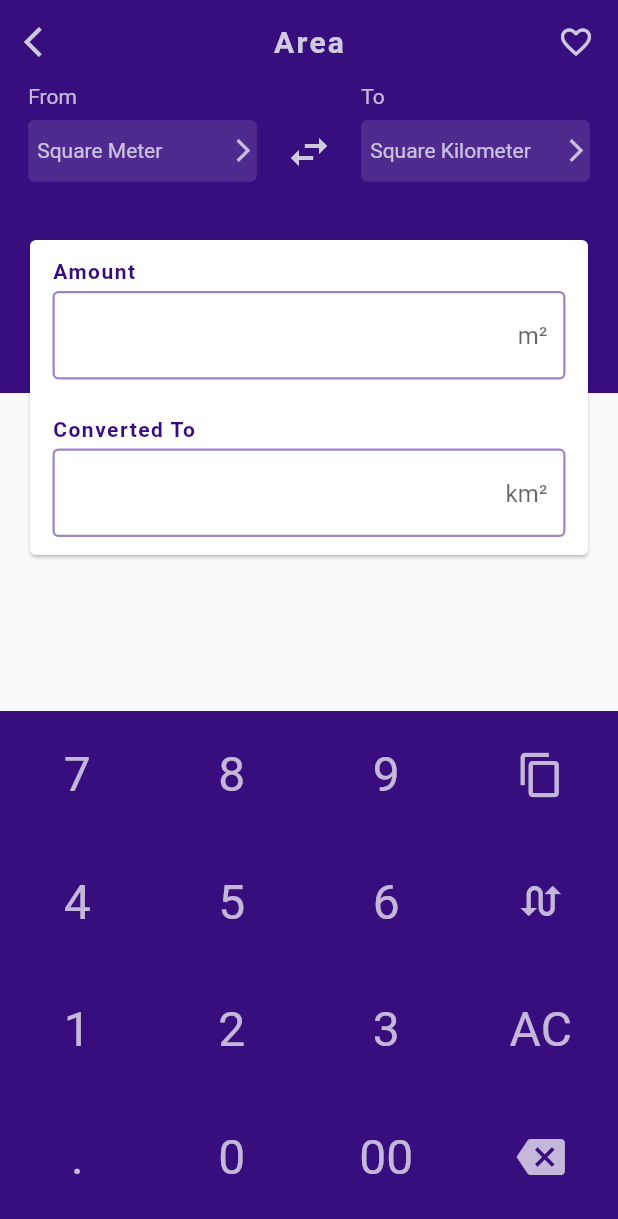
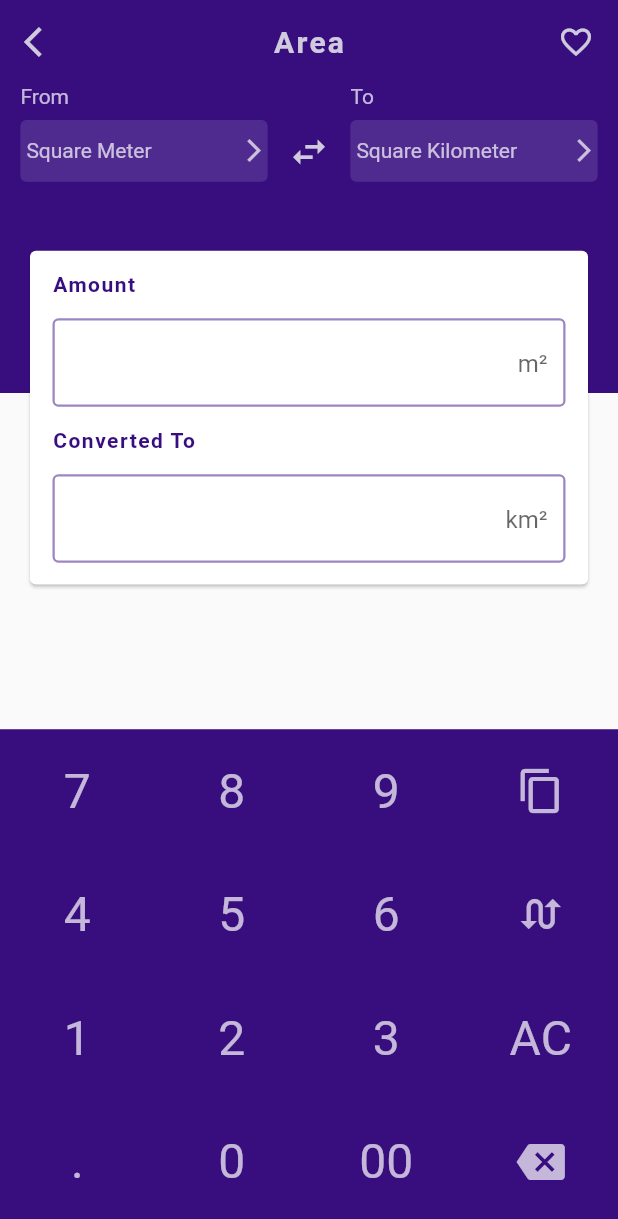
Before and after one commit to mishmash-labs/konvertr-free, a Flutter app: the screen it shows after launch, after a tap on "Area", on a phone screen of 412 x 824 dp. Shown: the top 1219 px of the screen. Run offline on Flutter 3.47's test engine with Material 2 defaults, Android fonts, the phone set to English and light mode, and no system bars; our stand-ins replace get, google_fonts.

Commit message:
added get library

```diff
--- a/lib/components/category_card.dart
+++ b/lib/components/category_card.dart
@@ -1,4 +1,5 @@
 import 'package:flutter/material.dart';
+import 'package:get/get.dart';
 import 'package:google_fonts/google_fonts.dart';
 import 'package:provider/provider.dart';
 
@@ -36,8 +37,8 @@ class CategoryCard extends StatelessWidget {
             Image.asset(
               "assets/icons/${convCategory.name}.png",
               color: quaternaryColor,
-              height: 0.06 * MediaQuery.of(context).size.height,
-              width: 0.06 * MediaQuery.of(context).size.height,
+              height: 0.06 * Get.height,
+              width: 0.06 * Get.height,
             ),
             Text(
               convCategory.name,
--- a/lib/components/converter_numpad.dart
+++ b/lib/components/converter_numpad.dart
@@ -1,4 +1,5 @@
 import 'package:flutter/material.dart';
+import 'package:get/get.dart';
 import 'package:provider/provider.dart';
 
 import '../providers/converter_provider.dart';
@@ -34,7 +35,7 @@ class _ConverterKeypadState extends State<ConverterKeypad> {
             }
           },
           child: SizedBox(
-            height: 85,
+            height: 0.1 * Get.height,
             width: double.infinity,
             child: Center(
               child: Text(
@@ -56,7 +57,7 @@ class _ConverterKeypadState extends State<ConverterKeypad> {
             converterProvider.updateInputString(temp);
           },
           child: SizedBox(
-            height: 85,
+            height: 0.1 * Get.height,
             width: double.infinity,
             child: Center(
                 child: Icon(Icons.backspace, color: Colors.white70, size: 32)),
@@ -70,7 +71,7 @@ class _ConverterKeypadState extends State<ConverterKeypad> {
         child: InkWell(
           onTap: () {},
           child: SizedBox(
-            height: 85,
+            height: 0.1 * Get.height,
             width: double.infinity,
             child: Center(
                 child:
@@ -89,7 +90,7 @@ class _ConverterKeypadState extends State<ConverterKeypad> {
             converterProvider.updateFromUnit(tempTo);
           },
           child: SizedBox(
-            height: 85,
+            height: 0.1 * Get.height,
             width: double.infinity,
             child: Center(
                 child: Icon(Icons.swap_calls, color: Colors.white70, size: 32)),
@@ -105,7 +106,7 @@ class _ConverterKeypadState extends State<ConverterKeypad> {
             converterProvider.updateInputString("");
           },
           child: SizedBox(
-              height: 85,
+              height: 0.1 * Get.height,
               width: double.infinity,
               child: Center(
                 child: Text(
@@ -119,6 +120,7 @@ class _ConverterKeypadState extends State<ConverterKeypad> {
 
     return Container(
         color: primaryColor,
+        height: 0.41 * Get.height,
         child: Column(
           children: [
             Container(
--- a/lib/main.dart
+++ b/lib/main.dart
@@ -1,5 +1,6 @@
 import 'package:flutter/material.dart';
 import 'package:flutter/services.dart';
+import 'package:get/get.dart';
 import 'package:google_fonts/google_fonts.dart';
 import 'package:provider/provider.dart';
 
@@ -20,7 +21,7 @@ class KonvertrHome extends StatelessWidget {
         ChangeNotifierProvider(
             create: (context) => CategoriesProvider(), lazy: false),
       ],
-      child: MaterialApp(
+      child: GetMaterialApp(
         home: CategoriesScreen(),
         theme: ThemeData(
           textTheme: GoogleFonts.robotoTextTheme(
--- a/lib/screens/categories_screen.dart
+++ b/lib/screens/categories_screen.dart
@@ -1,4 +1,5 @@
 import 'package:flutter/material.dart';
+import 'package:get/get.dart';
 import 'package:google_fonts/google_fonts.dart';
 import 'package:provider/provider.dart';
 
@@ -31,7 +32,7 @@ class _CategoriesScreenState extends State<CategoriesScreen> {
 
     Widget _buildTopSection() {
       return Container(
-        height: 0.11 * MediaQuery.of(context).size.height,
+        height: 0.11 * Get.height,
         color: primaryColor,
         child: Column(
           children: [
--- a/lib/screens/converters/generic_screen.dart
+++ b/lib/screens/converters/generic_screen.dart
@@ -1,4 +1,5 @@
 import 'package:flutter/material.dart';
+import 'package:get/get.dart';
 import 'package:google_fonts/google_fonts.dart';
 import 'package:provider/provider.dart';
 
@@ -61,6 +62,7 @@ class UnitConverter extends StatelessWidget {
         },
         child: Column(
           crossAxisAlignment: CrossAxisAlignment.start,
+          mainAxisAlignment: MainAxisAlignment.spaceBetween,
           children: [
             Text(
               whichUnit,
@@ -72,12 +74,12 @@ class UnitConverter extends StatelessWidget {
                 borderRadius: BorderRadius.circular(4.0),
                 color: Colors.white12,
               ),
-              height: 0.05 * MediaQuery.of(context).size.height,
-              width: 0.37 * MediaQuery.of(context).size.width,
+              height: 0.05 * Get.height,
+              width: 0.4 * Get.width,
               child: Align(
                   alignment: Alignment.centerLeft,
                   child: Padding(
-                    padding: const EdgeInsets.only(left: 6.0),
+                    padding: const EdgeInsets.only(left: 4.0),
                     child: Row(
                       mainAxisAlignment: MainAxisAlignment.spaceBetween,
                       children: [
@@ -103,7 +105,7 @@ class UnitConverter extends StatelessWidget {
 
     Widget _buildTopSection() {
       return Container(
-        height: 0.25 * MediaQuery.of(context).size.height,
+        height: 0.25 * Get.height,
         color: primaryColor,
         child: Column(
           children: [
@@ -117,7 +119,7 @@ class UnitConverter extends StatelessWidget {
                   child: Icon(
                     Icons.swap_horiz,
                     color: searchBarColor,
-                    size: 32.0,
+                    size: 28.0,
                   ),
                 ),
                 _buildConverterSelection("To", converterProvider.toUnit.name)
@@ -130,17 +132,17 @@ class UnitConverter extends StatelessWidget {
 
     Widget _buildTextFieldSection() {
       return Padding(
-        padding: const EdgeInsets.only(top: 100.0, right: 16.0, left: 16.0),
+        padding:
+            EdgeInsets.only(top: 0.13 * Get.height, right: 16.0, left: 16.0),
         child: Card(
             child: Container(
-          height: 210.0,
+          height: 0.27 * Get.height,
           width: double.infinity,
           child: Padding(
-            padding:
-                const EdgeInsets.symmetric(vertical: 8.0, horizontal: 15.0),
+            padding: const EdgeInsets.symmetric(horizontal: 15.0),
             child: Column(
+              mainAxisAlignment: MainAxisAlignment.spaceEvenly,
               children: [
-                SizedBox(height: 5.0),
                 Align(
                     alignment: Alignment.centerLeft,
                     child: Text(
@@ -150,7 +152,6 @@ class UnitConverter extends StatelessWidget {
                           color: primaryColor,
                           letterSpacing: 1),
                     )),
-                SizedBox(height: 5.0),
                 InputDecorator(
                   child: Container(
                     child: Text(
@@ -169,7 +170,6 @@ class UnitConverter extends StatelessWidget {
                     ),
                   ),
                 ),
-                SizedBox(height: 25.0),
                 Align(
                     alignment: Alignment.centerLeft,
                     child: Text(
@@ -179,7 +179,6 @@ class UnitConverter extends StatelessWidget {
                           color: primaryColor,
                           letterSpacing: 1),
                     )),
-                SizedBox(height: 5.0),
                 InputDecorator(
                   child: Container(
                     child: Text(
@@ -206,15 +205,13 @@ class UnitConverter extends StatelessWidget {
     return Scaffold(
       appBar: _buildAppBar(),
       body: Column(
+        mainAxisAlignment: MainAxisAlignment.spaceBetween,
         children: [
           Stack(children: [
             _buildTopSection(),
             _buildTextFieldSection(),
           ]),
-          SizedBox(
-            height: 100.0,
-          ),
-          Expanded(child: ConverterKeypad()),
+          ConverterKeypad(),
         ],
       ),
     );
--- a/pubspec.yaml
+++ b/pubspec.yaml
@@ -9,9 +9,9 @@ environment:
 dependencies:
   flutter:
     sdk: flutter
+  get: ^2.6.3
   google_fonts: ^1.1.0
   provider: ^4.1.2
-
 
 flutter:
   uses-material-design: true
```
Also changed, not shown: pubspec.lock, 1 other file.
